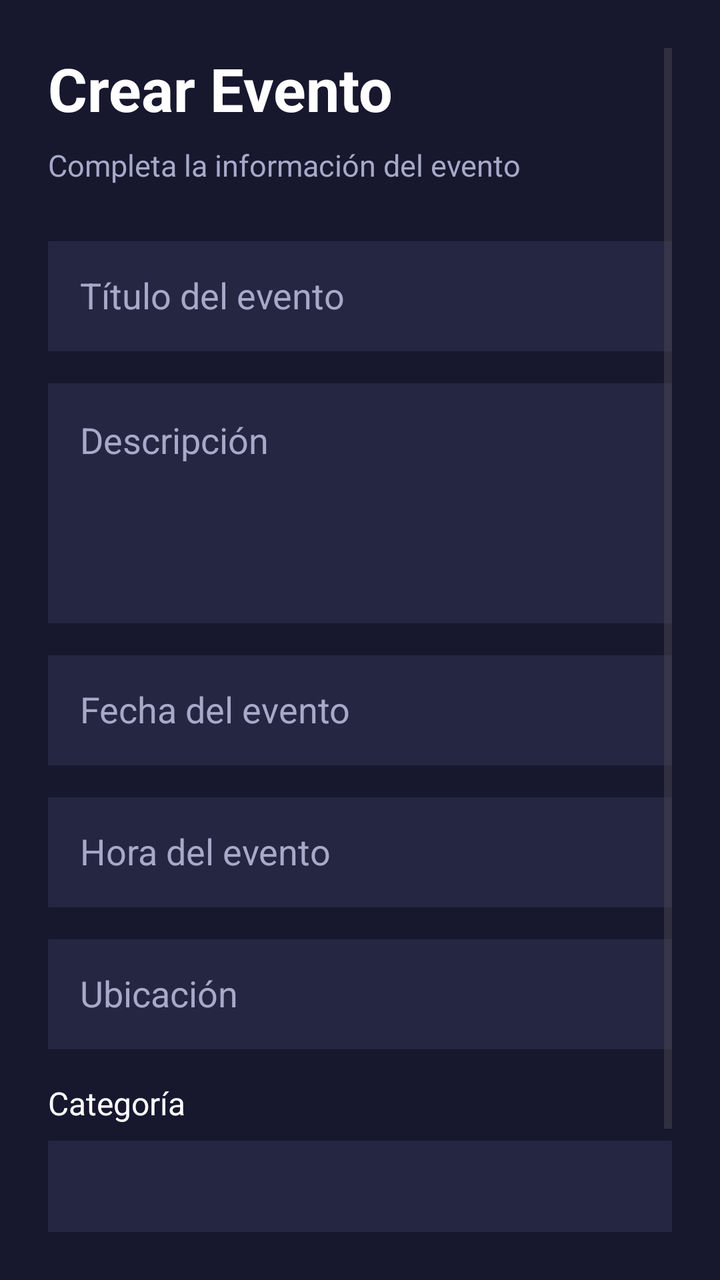
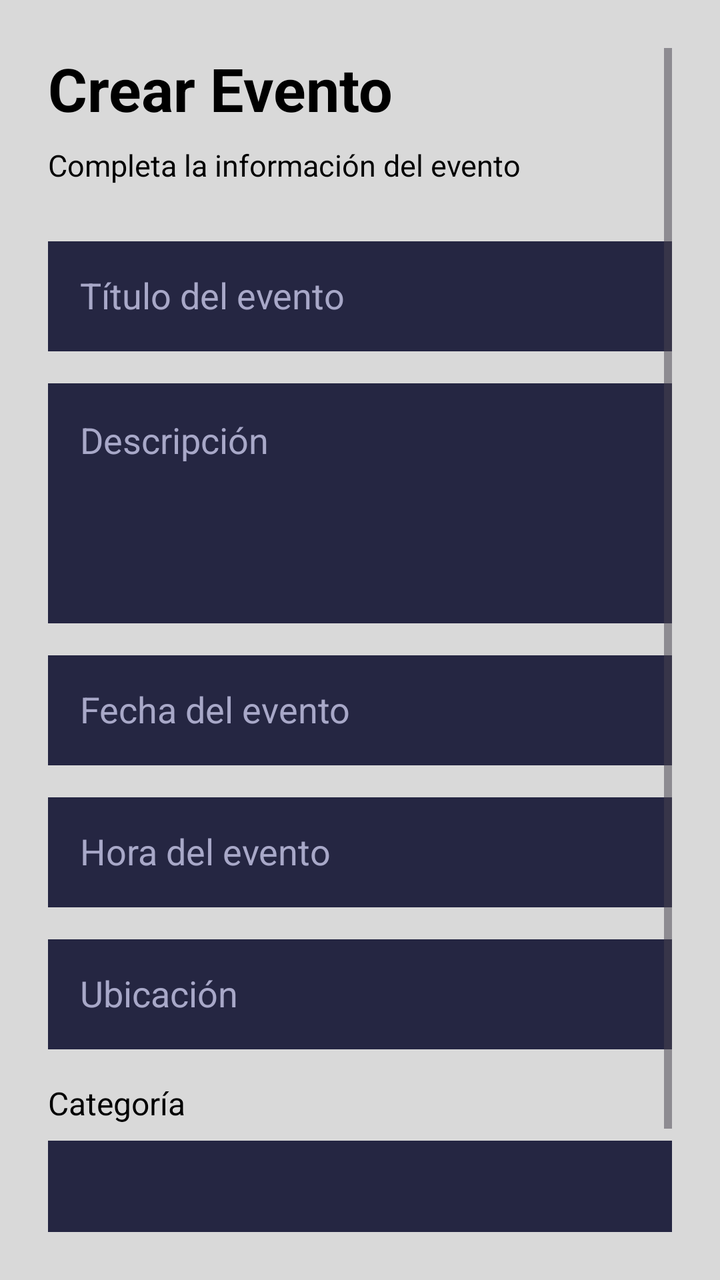

The first picture is an Android layout as it rendered before a commit; the second is the same layout after the commit. The layout source and the unified diff follow.
<!-- AndroidManifest.xml: application theme Theme.EventosComunitarios -->
<!-- res/layout/activity_create_event.xml -->
<?xml version="1.0" encoding="utf-8"?>
<ScrollView
    xmlns:android="http://schemas.android.com/apk/res/android"
    xmlns:tools="http://schemas.android.com/tools"
    android:layout_width="match_parent"
    android:layout_height="match_parent"
    android:background="#17182E"
    android:padding="24dp"
    tools:context=".views.activity_create_event">

    <LinearLayout
        android:layout_width="match_parent"
        android:layout_height="wrap_content"
        android:orientation="vertical">

        <TextView
            android:layout_width="wrap_content"
            android:layout_height="wrap_content"
            android:text="Crear Evento"
            android:textColor="#FFFFFF"
            android:textSize="30sp"
            android:textStyle="bold"
            android:layout_marginBottom="8dp"/>

        <TextView
            android:layout_width="wrap_content"
            android:layout_height="wrap_content"
            android:text="Completa la información del evento"
            android:textColor="#A8A8C8"
            android:textSize="15sp"
            android:layout_marginBottom="28dp"/>

        <EditText
            android:id="@+id/etEventTitle"
            android:layout_width="match_parent"
            android:layout_height="55dp"
            android:hint="Título del evento"
            android:textColor="#FFFFFF"
            android:textColorHint="#A8A8C8"
            android:background="#252642"
            android:padding="16dp"
            android:layout_marginBottom="16dp"/>

        <EditText
            android:id="@+id/etEventDescription"
            android:layout_width="match_parent"
            android:layout_height="120dp"
            android:gravity="top"
            android:hint="Descripción"
            android:textColor="#FFFFFF"
            android:textColorHint="#A8A8C8"
            android:background="#252642"
            android:padding="16dp"
            android:layout_marginBottom="16dp"/>

        <EditText
            android:id="@+id/etEventDate"
            android:layout_width="match_parent"
            android:layout_height="55dp"
            android:hint="Fecha del evento"
            android:textColor="#FFFFFF"
            android:textColorHint="#A8A8C8"
            android:background="#252642"
            android:padding="16dp"
            android:layout_marginBottom="16dp"/>

        <EditText
            android:id="@+id/etEventTime"
            android:layout_width="match_parent"
            android:layout_height="55dp"
            android:hint="Hora del evento"
            android:textColor="#FFFFFF"
            android:textColorHint="#A8A8C8"
            android:background="#252642"
            android:padding="16dp"
            android:layout_marginBottom="16dp"/>

        <EditText
            android:id="@+id/etEventLocation"
            android:layout_width="match_parent"
            android:layout_height="55dp"
            android:hint="Ubicación"
            android:textColor="#FFFFFF"
            android:textColorHint="#A8A8C8"
            android:background="#252642"
            android:padding="16dp"
            android:layout_marginBottom="16dp"/>

        <TextView
            android:layout_width="wrap_content"
            android:layout_height="wrap_content"
            android:text="Categoría"
            android:textColor="#FFFFFF"
            android:textSize="16sp"
            android:layout_marginBottom="8dp"/>

        <Spinner
            android:id="@+id/spinnerCategory"
            android:layout_width="match_parent"
            android:layout_height="55dp"
            android:background="#252642"
            android:padding="12dp"
            android:layout_marginBottom="16dp"/>

        <Button
            android:id="@+id/btnSaveEvent"
            android:layout_width="match_parent"
            android:layout_height="60dp"
            android:text="Guardar Evento"
            android:textAllCaps="false"
            android:textSize="18sp"
            android:textColor="#FFFFFF"
            android:backgroundTint="#6C3FD1"/>

    </LinearLayout>

</ScrollView>
<!-- resources referenced by this layout -->
<resources>
  <style name="Theme.EventosComunitarios" parent="Base.Theme.EventosComunitarios" />
  <style name="Base.Theme.EventosComunitarios" parent="Theme.Material3.DayNight.NoActionBar">
          
          
      </style>
</resources>

<!-- the commit's change to res/layout/activity_create_event.xml (unified diff, before → after) -->
@@ -4,7 +4,7 @@
     xmlns:tools="http://schemas.android.com/tools"
     android:layout_width="match_parent"
     android:layout_height="match_parent"
-    android:background="#17182E"
+    android:background="#d9d9d9"
     android:padding="24dp"
     tools:context=".views.activity_create_event">
 
@@ -17,7 +17,7 @@
             android:layout_width="wrap_content"
             android:layout_height="wrap_content"
             android:text="Crear Evento"
-            android:textColor="#FFFFFF"
+            android:textColor="#000000"
             android:textSize="30sp"
             android:textStyle="bold"
             android:layout_marginBottom="8dp"/>
@@ -26,7 +26,7 @@
             android:layout_width="wrap_content"
             android:layout_height="wrap_content"
             android:text="Completa la información del evento"
-            android:textColor="#A8A8C8"
+            android:textColor="#000000"
             android:textSize="15sp"
             android:layout_marginBottom="28dp"/>
 
@@ -90,7 +90,7 @@
             android:layout_width="wrap_content"
             android:layout_height="wrap_content"
             android:text="Categoría"
-            android:textColor="#FFFFFF"
+            android:textColor="#000000"
             android:textSize="16sp"
             android:layout_marginBottom="8dp"/>
 
